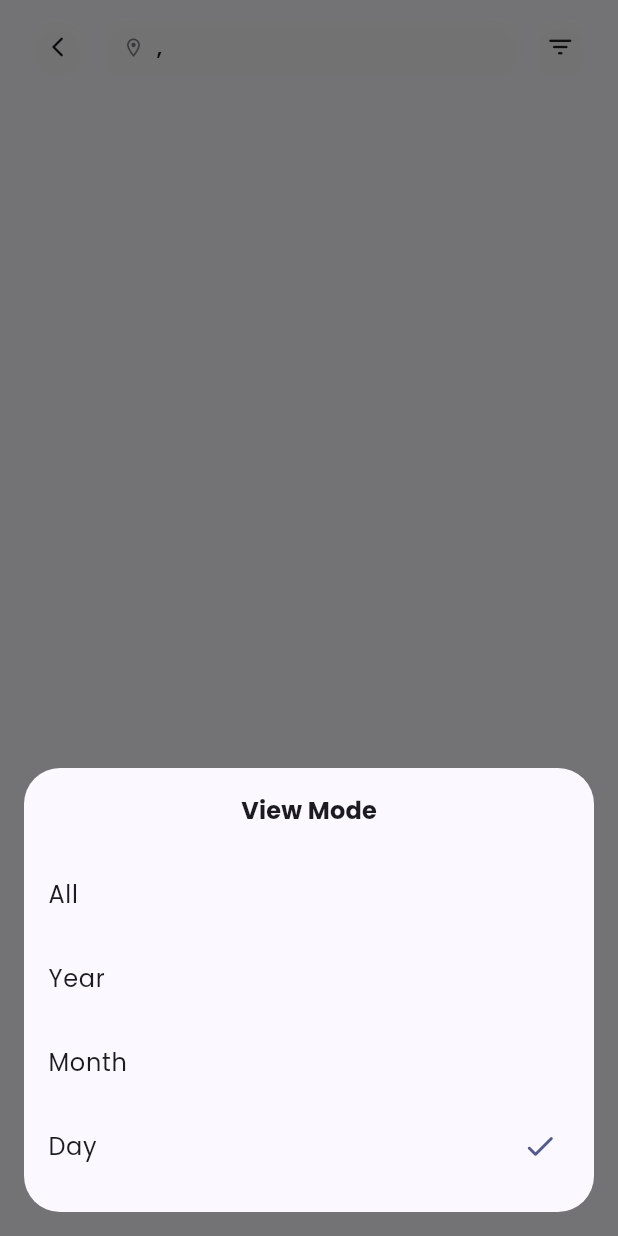
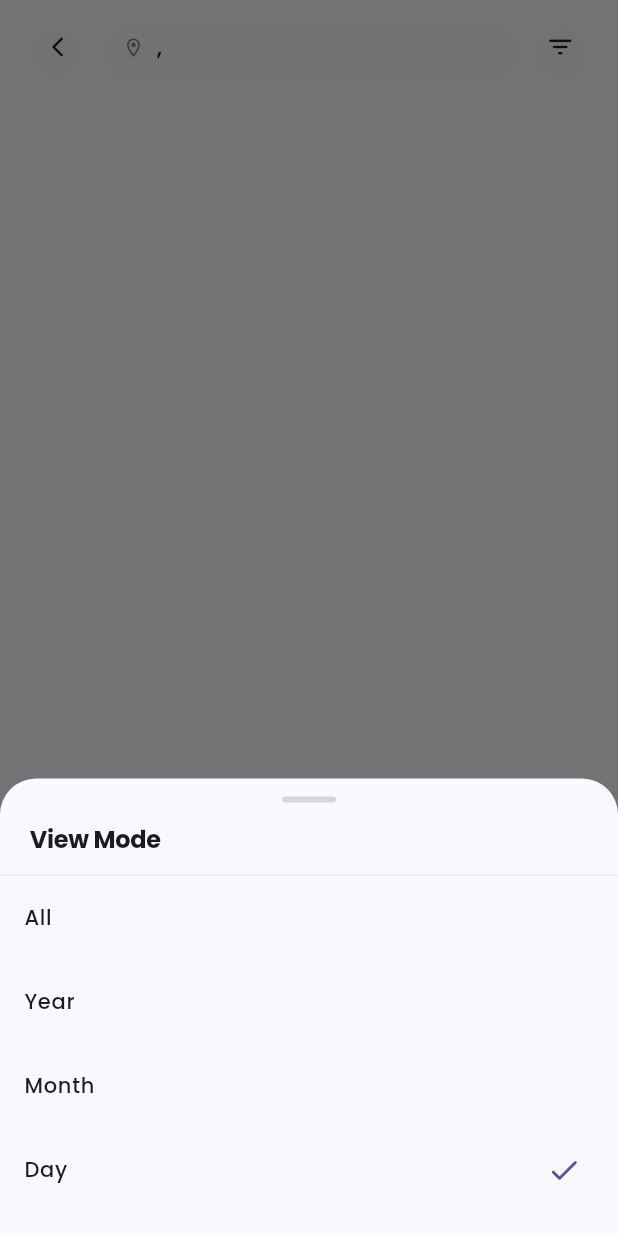
Before and after one commit to 9Thanathip/photoMap, a Flutter app: the DistrictGalleryScreen screen opened directly with empty values, after a tap on the "filter list" icon, on a phone screen of 412 x 824 dp. Run offline on Flutter 3.47's test engine with Material 3 defaults, Android fonts, the phone set to English and light mode, and no system bars; our stand-ins replace flutter_colorpicker, flutter_riverpod, gap, geocoding, go_router, google_fonts and 4 more; missing offline and left inert: photo_manager, photo_manager_image_provider; accounts and stored records are empty.

Commit message:
view mode diesign

```diff
--- a/lib/common_widgets/view_mode_sheet.dart
+++ b/lib/common_widgets/view_mode_sheet.dart
@@ -1,5 +1,6 @@
 import 'package:flutter/material.dart';
 import 'package:photo_map/features/gallery/presentation/widgets/photos_tab.dart';
+import 'package:photo_map/common_widgets/app_sheet_handle.dart';
 
 /// Shows a bottom sheet for selecting a [ViewMode].
 /// Call this from any screen that needs a view mode filter.
@@ -10,7 +11,8 @@ void showViewModeSheet(
 }) {
   showModalBottomSheet<void>(
     context: context,
-    backgroundColor: Colors.transparent,
+    backgroundColor: Colors.transparent, // Background transparent for custom design
+    isScrollControlled: true,
     builder: (_) => _ViewModeSheet(current: current, onSelected: onSelected),
   );
 }
@@ -27,27 +29,27 @@ class _ViewModeSheet extends StatelessWidget {
   @override
   Widget build(BuildContext context) {
     final theme = Theme.of(context);
+    final botPad = MediaQuery.paddingOf(context).bottom;
+
     return Container(
-      margin: const EdgeInsets.all(16),
       decoration: BoxDecoration(
         color: theme.colorScheme.surface,
-        borderRadius: BorderRadius.circular(24),
+        borderRadius: const BorderRadius.vertical(top: Radius.circular(24)),
       ),
       child: Column(
         mainAxisSize: MainAxisSize.min,
         children: [
-          Padding(
-            padding: const EdgeInsets.symmetric(vertical: 16),
-            child: Text(
-              'View Mode',
-              style: theme.textTheme.titleMedium?.copyWith(
-                fontWeight: FontWeight.bold,
-              ),
-            ),
+          const AppSheetHandle(title: 'View Mode'),
+          Divider(
+            height: 1,
+            color: theme.colorScheme.outlineVariant.withAlpha(80),
           ),
           ...ViewMode.values.map(
             (v) => ListTile(
-              title: Text(v.label),
+              title: Text(
+                v.label,
+                style: const TextStyle(fontSize: 14, fontWeight: FontWeight.w500),
+              ),
               trailing: current == v
                   ? Icon(Icons.check_rounded, color: theme.colorScheme.primary)
                   : null,
@@ -57,7 +59,7 @@ class _ViewModeSheet extends StatelessWidget {
               },
             ),
           ),
-          const SizedBox(height: 16),
+          SizedBox(height: botPad + 16),
         ],
       ),
     );
```
